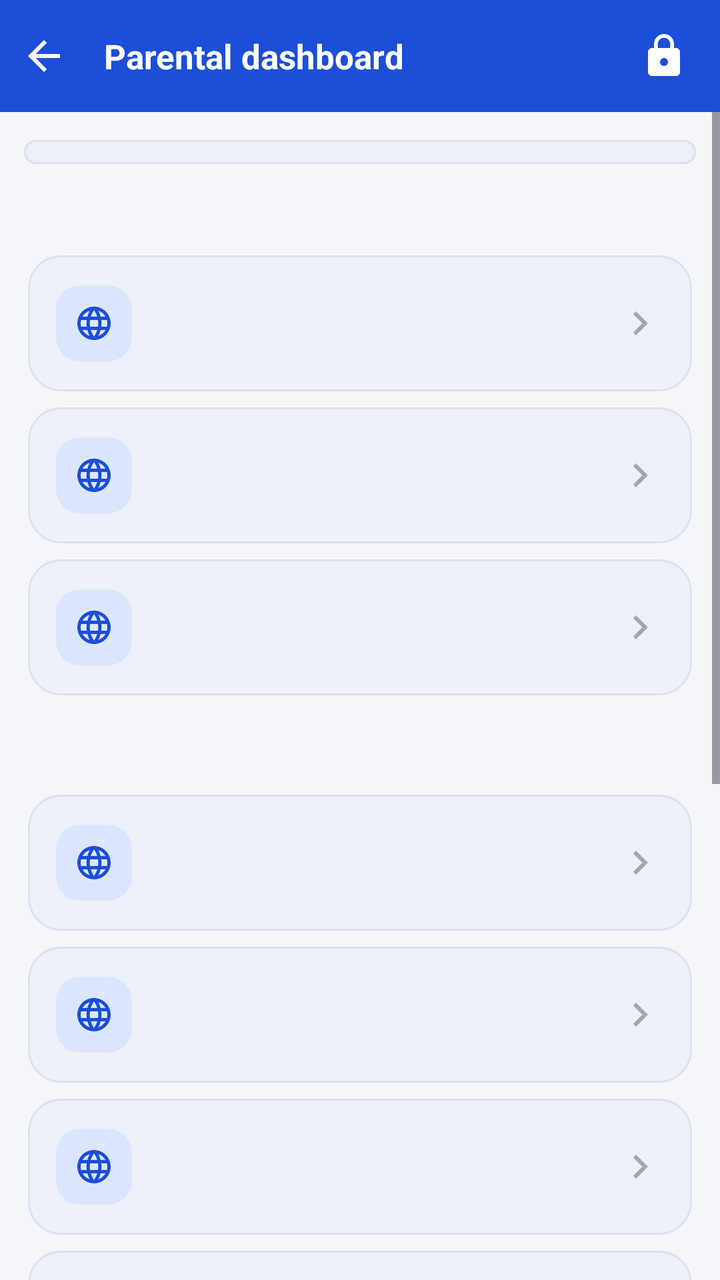
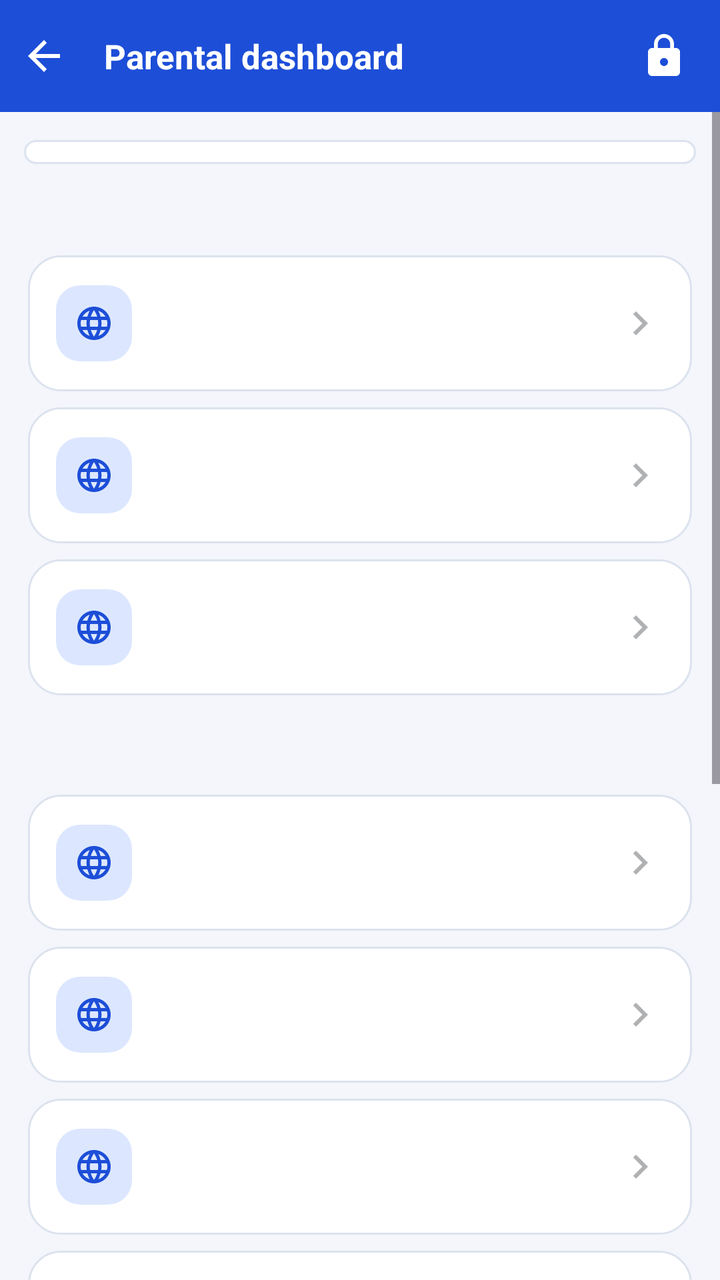

Screens rendered from an Android XML layout before and after an edit, with the pre-edit source and the edit as a unified diff.
<!-- AndroidManifest.xml: application theme Theme.SecureBrowser -->
<!-- res/layout/activity_parental.xml -->
<?xml version="1.0" encoding="utf-8"?>
<LinearLayout xmlns:android="http://schemas.android.com/apk/res/android"
    android:layout_width="match_parent"
    android:layout_height="match_parent"
    android:background="?android:attr/colorBackground"
    android:orientation="vertical">

    <LinearLayout
        android:layout_width="match_parent"
        android:layout_height="56dp"
        android:background="?attr/colorPrimary"
        android:gravity="center_vertical"
        android:orientation="horizontal">

        <ImageButton
            android:id="@+id/btnToolbarBack"
            android:layout_width="44dp"
            android:layout_height="44dp"
            android:background="?attr/selectableItemBackgroundBorderless"
            android:contentDescription="@string/cd_back"
            android:src="@drawable/ic_back"
            android:tint="@color/browserBarForeground" />

        <TextView
            android:layout_width="0dp"
            android:layout_height="wrap_content"
            android:layout_marginStart="8dp"
            android:layout_weight="1"
            android:ellipsize="end"
            android:maxLines="1"
            android:text="@string/parental_dashboard_title"
            android:textColor="@color/browserBarForeground"
            android:textSize="17sp"
            android:textStyle="bold" />

        <ImageButton
            android:id="@+id/btnLockNow"
            android:layout_width="44dp"
            android:layout_height="44dp"
            android:layout_marginEnd="6dp"
            android:background="?attr/selectableItemBackgroundBorderless"
            android:contentDescription="@string/parental_lock_now"
            android:src="@drawable/ic_lock"
            android:tint="@color/browserBarForeground" />
    </LinearLayout>

    <ScrollView
        android:layout_width="match_parent"
        android:layout_height="match_parent">

        <LinearLayout
            android:layout_width="match_parent"
            android:layout_height="wrap_content"
            android:orientation="vertical"
            android:paddingBottom="24dp">

            
            <LinearLayout
                android:id="@+id/statusContainer"
                android:layout_width="match_parent"
                android:layout_height="wrap_content"
                android:layout_marginHorizontal="12dp"
                android:layout_marginTop="14dp"
                android:background="@drawable/bg_section_card"
                android:orientation="vertical"
                android:paddingTop="6dp"
                android:paddingBottom="6dp" />

            <include
                android:id="@+id/secSecurity"
                layout="@layout/section_header" />

            <LinearLayout
                android:layout_width="match_parent"
                android:layout_height="wrap_content"
                android:orientation="vertical"
                android:paddingHorizontal="2dp">

                <include
                    android:id="@+id/cardWhitelist"
                    layout="@layout/row_action_card" />

                <include
                    android:id="@+id/cardAddWebsite"
                    layout="@layout/row_action_card" />

                <include
                    android:id="@+id/cardTempAccess"
                    layout="@layout/row_action_card" />
            </LinearLayout>

            <include
                android:id="@+id/secMonitoring"
                layout="@layout/section_header" />

            <LinearLayout
                android:layout_width="match_parent"
                android:layout_height="wrap_content"
                android:orientation="vertical"
                android:paddingHorizontal="2dp">

                <include
                    android:id="@+id/cardHistory"
                    layout="@layout/row_action_card" />

                <include
                    android:id="@+id/cardBlocked"
                    layout="@layout/row_action_card" />

                <include
                    android:id="@+id/cardDownloads"
                    layout="@layout/row_action_card" />

                <include
                    android:id="@+id/cardRecent"
                    layout="@layout/row_action_card" />
            </LinearLayout>

            <include
                android:id="@+id/secBrowser"
                layout="@layout/section_header" />

            <LinearLayout
                android:layout_width="match_parent"
                android:layout_height="wrap_content"
                android:orientation="vertical"
                android:paddingHorizontal="2dp">

                <include
                    android:id="@+id/cardTabsAndApps"
                    layout="@layout/row_action_card" />

                <include
                    android:id="@+id/cardChildAppearance"
                    layout="@layout/row_action_card" />
            </LinearLayout>

            <include
                android:id="@+id/secSecuritySettings"
                layout="@layout/section_header" />

            <LinearLayout
                android:layout_width="match_parent"
                android:layout_height="wrap_content"
                android:orientation="vertical"
                android:paddingHorizontal="2dp">

                <include
                    android:id="@+id/cardSecuritySettings"
                    layout="@layout/row_action_card" />
            </LinearLayout>

            <TextView
                android:layout_width="match_parent"
                android:layout_height="wrap_content"
                android:layout_marginTop="22dp"
                android:gravity="center"
                android:alpha="0.55"
                android:text="@string/parental_footer"
                android:textSize="12sp" />
        </LinearLayout>
    </ScrollView>
</LinearLayout>
<!-- res/layout/section_header.xml (included above) -->
<?xml version="1.0" encoding="utf-8"?>
<TextView xmlns:android="http://schemas.android.com/apk/res/android"
    android:id="@+id/sectionTitle"
    android:layout_width="match_parent"
    android:layout_height="wrap_content"
    android:paddingHorizontal="16dp"
    android:paddingTop="18dp"
    android:paddingBottom="6dp"
    android:textColor="?attr/colorPrimary"
    android:textSize="13sp"
    android:textStyle="bold" />
<!-- res/layout/row_action_card.xml (included above) -->
<?xml version="1.0" encoding="utf-8"?>
<LinearLayout xmlns:android="http://schemas.android.com/apk/res/android"
    android:layout_width="match_parent"
    android:layout_height="wrap_content"
    android:layout_marginHorizontal="12dp"
    android:layout_marginVertical="4dp"
    android:background="@drawable/bg_section_card"
    android:clickable="true"
    android:focusable="true"
    android:foreground="?attr/selectableItemBackground"
    android:gravity="center_vertical"
    android:minHeight="68dp"
    android:orientation="horizontal"
    android:paddingHorizontal="14dp"
    android:paddingVertical="12dp">

    
    <FrameLayout
        android:layout_width="38dp"
        android:layout_height="38dp"
        android:background="@drawable/bg_icon_badge">

        <ImageView
            android:id="@+id/cardIcon"
            android:layout_width="20dp"
            android:layout_height="20dp"
            android:layout_gravity="center"
            android:importantForAccessibility="no"
            android:src="@drawable/ic_globe"
            android:tint="?attr/colorPrimary" />
    </FrameLayout>

    
    <LinearLayout
        android:layout_width="0dp"
        android:layout_height="wrap_content"
        android:layout_marginStart="14dp"
        android:layout_weight="1"
        android:orientation="vertical">

        <TextView
            android:id="@+id/cardTitle"
            android:layout_width="match_parent"
            android:layout_height="wrap_content"
            android:ellipsize="end"
            android:maxLines="2"
            android:textColor="?attr/colorOnBackground"
            android:textSize="15sp"
            android:textStyle="bold" />

        <TextView
            android:id="@+id/cardValue"
            android:layout_width="match_parent"
            android:layout_height="wrap_content"
            android:layout_marginTop="2dp"
            android:alpha="0.68"
            android:ellipsize="end"
            android:maxLines="2"
            android:textColor="?attr/colorOnBackground"
            android:textSize="12sp" />
    </LinearLayout>

    
    <ImageView
        android:layout_width="24dp"
        android:layout_height="24dp"
        android:alpha="0.35"
        android:importantForAccessibility="no"
        android:src="@drawable/ic_chevron_forward"
        android:tint="?attr/colorOnBackground" />
</LinearLayout>
<!-- resources referenced by this layout -->
<resources>
  <color name="browserBarForeground">#FFFFFF</color>
  <!-- drawable bg_section_card (drawable) -->
  <?xml version="1.0" encoding="utf-8"?>
  <shape xmlns:android="http://schemas.android.com/apk/res/android"
      android:shape="rectangle">
      <corners android:radius="16dp" />
      <solid android:color="?attr/colorSurfaceVariant" />
      <stroke
          android:width="1dp"
          android:color="?attr/colorOutlineVariant" />
  </shape>
  <string name="cd_back">Back</string>
  <string name="parental_lock_now">Lock now</string>
  <style name="Theme.SecureBrowser" parent="Theme.Material3.DayNight.NoActionBar">
          
          <item name="colorPrimary">@color/colorPrimary</item>
          <item name="colorOnPrimary">@color/colorOnPrimary</item>
          <item name="colorPrimaryContainer">@color/colorPrimaryContainer</item>
          <item name="colorOnPrimaryContainer">@color/colorOnPrimaryContainer</item>
          <item name="colorSecondary">@color/colorSecondary</item>
          <item name="colorOnSecondary">@color/colorOnSecondary</item>
          <item name="colorSecondaryContainer">@color/colorSecondaryContainer</item>
          <item name="colorOnSecondaryContainer">@color/colorOnSecondaryContainer</item>
          <item name="colorError">@color/colorError</item>
          <item name="colorOnError">@color/colorOnError</item>
          <item name="colorErrorContainer">@color/colorErrorContainer</item>
          <item name="colorOnErrorContainer">@color/onErrorContainer</item>
  
          
          <item name="android:colorBackground">@color/background</item>
          <item name="colorOnBackground">@color/onBackground</item>
          <item name="colorSurface">@color/surface</item>
          <item name="colorOnSurface">@color/onSurface</item>
          <item name="colorSurfaceVariant">@color/surfaceVariant</item>
          <item name="colorOnSurfaceVariant">@color/onSurfaceVariant</item>
          <item name="colorOutline">@color/outline</item>
          <item name="colorOutlineVariant">@color/outlineVariant</item>
  
          
          <item name="android:statusBarColor">@color/colorPrimary</item>
          <item name="android:windowLightStatusBar">false</item>
          <item name="android:navigationBarColor">@color/background</item>
  
          
          <item name="materialButtonStyle">@style/Widget.SecureBrowser.Button.Primary</item>
          <item name="materialButtonOutlinedStyle">@style/Widget.SecureBrowser.Button.Outlined</item>
          <item name="textInputStyle">@style/Widget.SecureBrowser.TextInputLayout</item>
          <item name="chipStyle">@style/Widget.SecureBrowser.Chip.Filter</item>
          <item name="materialAlertDialogTheme">@style/ThemeOverlay.SecureBrowser.MaterialAlertDialog</item>
          <item name="bottomSheetDialogTheme">@style/ThemeOverlay.SecureBrowser.BottomSheetDialog</item>
      </style>
  <color name="colorPrimary">#1D4ED8</color>
  <color name="colorOnPrimary">#FFFFFF</color>
  <color name="colorSecondary">#0E7490</color>
  <color name="colorOnSecondary">#FFFFFF</color>
  <color name="colorError">#B3261E</color>
  <color name="colorOnError">#FFFFFF</color>
  <color name="colorErrorContainer">#F9DEDC</color>
  <color name="onErrorContainer">#410E0B</color>
  <color name="background">#F4F6FB</color>
  <color name="onBackground">#1A1D24</color>
  <color name="surface">#FFFFFF</color>
  <color name="onSurface">#1A1D24</color>
  <color name="surfaceVariant">#EDF1F8</color>
  <color name="onSurfaceVariant">#495264</color>
  <color name="outline">#94A3B8</color>
  <color name="outlineVariant">#DCE3EE</color>
  <!-- unchanged entries left out for length: 21 -->
</resources>

<!-- the commit's change to res/layout/activity_parental.xml (unified diff, before → after) -->
@@ -14,9 +14,7 @@
 
         <ImageButton
             android:id="@+id/btnToolbarBack"
-            android:layout_width="44dp"
-            android:layout_height="44dp"
-            android:background="?attr/selectableItemBackgroundBorderless"
+            style="@style/Widget.SecureBrowser.IconButton.Toolbar"
             android:contentDescription="@string/cd_back"
             android:src="@drawable/ic_back"
             android:tint="@color/browserBarForeground" />
@@ -35,10 +33,8 @@
 
         <ImageButton
             android:id="@+id/btnLockNow"
-            android:layout_width="44dp"
-            android:layout_height="44dp"
+            style="@style/Widget.SecureBrowser.IconButton.Toolbar"
             android:layout_marginEnd="6dp"
-            android:background="?attr/selectableItemBackgroundBorderless"
             android:contentDescription="@string/parental_lock_now"
             android:src="@drawable/ic_lock"
             android:tint="@color/browserBarForeground" />
<!-- resource entries referenced after the edit -->
@@ -6,14 +6,22 @@
   <shape xmlns:android="http://schemas.android.com/apk/res/android"
       android:shape="rectangle">
       <corners android:radius="16dp" />
-      <solid android:color="?attr/colorSurfaceVariant" />
+      <solid android:color="?attr/colorSurface" />
       <stroke
           android:width="1dp"
           android:color="?attr/colorOutlineVariant" />
   </shape>
   <string name="cd_back">Back</string>
   <string name="parental_lock_now">Lock now</string>
-  <style name="Theme.SecureBrowser" parent="Theme.Material3.DayNight.NoActionBar">
+  <style name="Widget.SecureBrowser.IconButton.Toolbar" parent="">
+          <item name="android:layout_width">44dp</item>
+          <item name="android:layout_height">44dp</item>
+          <item name="android:background">?attr/selectableItemBackgroundBorderless</item>
+          <item name="android:scaleType">centerInside</item>
+          <item name="android:padding">10dp</item>
+      </style>
+  <style name="Theme.SecureBrowser" parent="Base.Theme.SecureBrowser" />
+  <style name="Base.Theme.SecureBrowser" parent="Theme.Material3.DayNight.NoActionBar">
           
           <item name="colorPrimary">@color/colorPrimary</item>
           <item name="colorOnPrimary">@color/colorOnPrimary</item>
